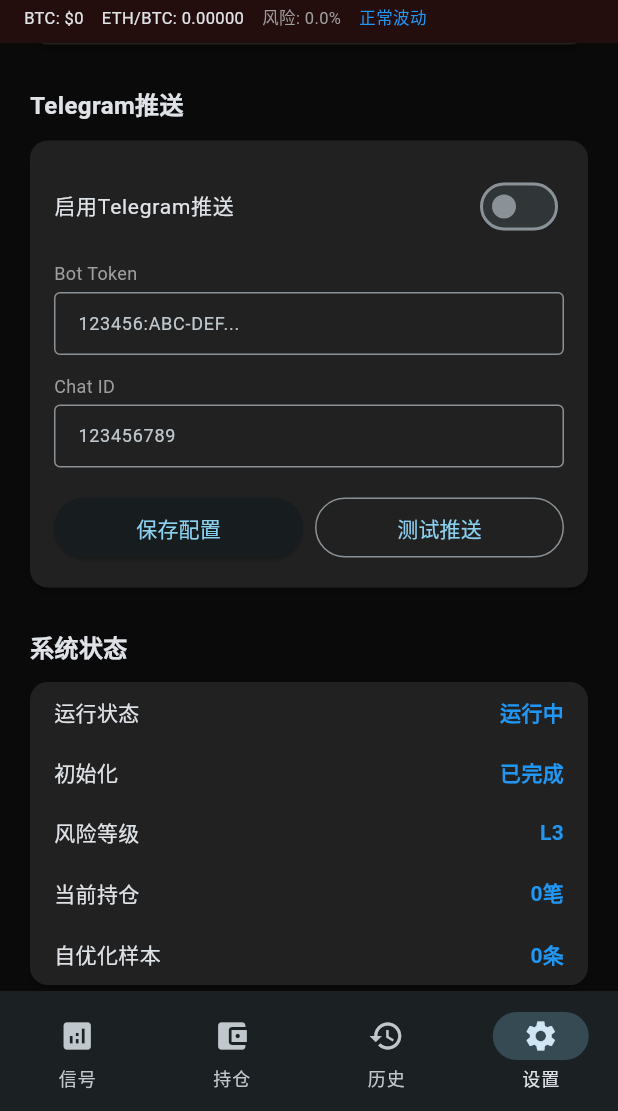
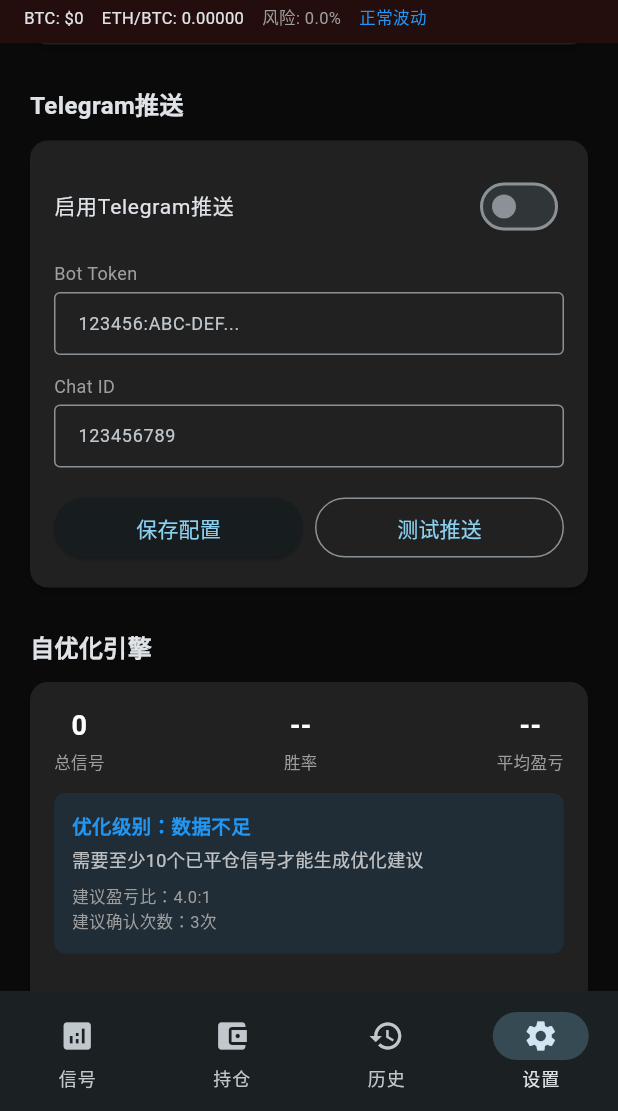
Before and after one commit to zn52wfcnw6-svg/etc-signal-app, a Flutter app: the screen it shows after launch, item 4 of the bottom bar chosen, scrolled down 1152 dp, on a phone screen of 412 x 824 dp, the part 125-1236 px from its top. Run offline on Flutter 3.47's test engine with Material 3 defaults, Android fonts, the phone set to English and light mode, and no system bars; our stand-ins replace fl_chart, hive_flutter, shared_preferences; accounts and stored records are empty; network calls fail.

Commit message:
完善: 自优化引擎-历史信号胜率统计+自动调参建议+优化级别展示

```diff
--- /dev/null
+++ b/lib/engine/adaptive/self_optimization_engine.dart
@@ -0,0 +1,213 @@
+import 'package:shared_preferences/shared_preferences.dart';
+import 'dart:convert';
+
+/// 信号结果记录
+class SignalResult {
+  final String id;
+  final String direction; // long/short
+  final double entryPrice;
+  final double stopLoss;
+  final double tp1;
+  final double tp2;
+  final int createdAt;
+  final String? result; // 'tp1', 'tp2', 'sl', 'timeout', null(未平仓)
+  final double? pnlPercent;
+
+  SignalResult({
+    required this.id,
+    required this.direction,
+    required this.entryPrice,
+    required this.stopLoss,
+    required this.tp1,
+    required this.tp2,
+    required this.createdAt,
+    this.result,
+    this.pnlPercent,
+  });
+
+  Map<String, dynamic> toJson() => {
+    'id': id,
+    'direction': direction,
+    'entryPrice': entryPrice,
+    'stopLoss': stopLoss,
+    'tp1': tp1,
+    'tp2': tp2,
+    'createdAt': createdAt,
+    'result': result,
+    'pnlPercent': pnlPercent,
+  };
+
+  factory SignalResult.fromJson(Map<String, dynamic> json) => SignalResult(
+    id: json['id'],
+    direction: json['direction'],
+    entryPrice: json['entryPrice'],
+    stopLoss: json['stopLoss'],
+    tp1: json['tp1'],
+    tp2: json['tp2'],
+    createdAt: json['createdAt'],
+    result: json['result'],
+    pnlPercent: json['pnlPercent'],
+  );
+}
+
+/// 自优化引擎
+/// S级标准：基于历史信号胜率自动调整参数阈值
+class SelfOptimizationEngine {
+  static const String _storageKey = 'signal_results';
+  static const int _maxResults = 200; // 最多保留200条记录
+
+  List<SignalResult> _results = [];
+  double _winRate = 0.0;
+  double _avgPnl = 0.0;
+  int _totalSignals = 0;
+  int _winningSignals = 0;
+
+  List<SignalResult> get results => List.unmodifiable(_results);
+  double get winRate => _winRate;
+  double get avgPnl => _avgPnl;
+  int get totalSignals => _totalSignals;
+  int get winningSignals => _winningSignals;
+
+  /// 加载历史结果
+  Future<void> loadResults() async {
+    try {
+      final prefs = await SharedPreferences.getInstance();
+      final dataStr = prefs.getString(_storageKey);
+      if (dataStr != null) {
+        final List<dynamic> data = json.decode(dataStr);
+        _results = data.map((e) => SignalResult.fromJson(e)).toList();
+        _calculateStats();
+      }
+    } catch (_) {}
+  }
+
+  /// 保存结果
+  Future<void> _saveResults() async {
+    try {
+      final prefs = await SharedPreferences.getInstance();
+      final data = _results.map((e) => e.toJson()).toList();
+      await prefs.setString(_storageKey, json.encode(data));
+    } catch (_) {}
+  }
+
+  /// 记录新信号
+  Future<void> recordSignal({
+    required String id,
+    required String direction,
+    required double entryPrice,
+    required double stopLoss,
+    required double tp1,
+    required double tp2,
+  }) async {
+    final result = SignalResult(
+      id: id,
+      direction: direction,
+      entryPrice: entryPrice,
+      stopLoss: stopLoss,
+      tp1: tp1,
+      tp2: tp2,
+      createdAt: DateTime.now().millisecondsSinceEpoch,
+    );
+    _results.insert(0, result);
+    if (_results.length > _maxResults) {
+      _results = _results.sublist(0, _maxResults);
+    }
+    await _saveResults();
+    _calculateStats();
+  }
+
+  /// 更新信号结果
+  Future<void> updateSignalResult(String id, String result, double pnlPercent) async {
+    final index = _results.indexWhere((r) => r.id == id);
+    if (index != -1) {
+      _results[index] = SignalResult(
+        id: _results[index].id,
+        direction: _results[index].direction,
+        entryPrice: _results[index].entryPrice,
+        stopLoss: _results[index].stopLoss,
+        tp1: _results[index].tp1,
+        tp2: _results[index].tp2,
+        createdAt: _results[index].createdAt,
+        result: result,
+        pnlPercent: pnlPercent,
+      );
+      await _saveResults();
+      _calculateStats();
+    }
+  }
+
+  /// 计算统计指标
+  void _calculateStats() {
+    final closed = _results.where((r) => r.result != null).toList();
+    _totalSignals = closed.length;
+    _winningSignals = closed.where((r) => r.pnlPercent != null && r.pnlPercent! > 0).length;
+    _winRate = _totalSignals > 0 ? _winningSignals / _totalSignals : 0.0;
+    final pnls = closed.where((r) => r.pnlPercent != null).map((r) => r.pnlPercent!).toList();
+    _avgPnl = pnls.isNotEmpty ? pnls.reduce((a, b) => a + b) / pnls.length : 0.0;
+  }
+
+  /// 获取优化建议
+  OptimizationSuggestion getSuggestion() {
+    if (_totalSignals < 10) {
+      return OptimizationSuggestion(
+        level: '数据不足',
+        message: '需要至少10个已平仓信号才能生成优化建议',
+        suggestedMinRiskReward: 4.0,
+        suggestedConfirmationCount: 3,
+      );
+    }
+
+    // 胜率低于40%：提高盈亏比要求，增加确认次数
+    if (_winRate < 0.4) {
+      return OptimizationSuggestion(
+        level: '保守优化',
+        message: '胜率${(_winRate*100).toStringAsFixed(1)}%偏低，建议提高盈亏比要求和确认次数',
+        suggestedMinRiskReward: 5.0,
+        suggestedConfirmationCount: 4,
+      );
+    }
+
+    // 胜率40-55%：保持标准
+    if (_winRate < 0.55) {
+      return OptimizationSuggestion(
+        level: '标准配置',
+        message: '胜率${(_winRate*100).toStringAsFixed(1)}%正常，保持标准参数',
+        suggestedMinRiskReward: 4.0,
+        suggestedConfirmationCount: 3,
+      );
+    }
+
+    // 胜率高于55%：可以适当降低要求，增加信号频率
+    return OptimizationSuggestion(
+      level: '激进优化',
+      message: '胜率${(_winRate*100).toStringAsFixed(1)}%较高，可适当降低盈亏比要求，增加信号频率',
+      suggestedMinRiskReward: 3.0,
+      suggestedConfirmationCount: 2,
+    );
+  }
+
+  /// 清除所有记录
+  Future<void> clearAll() async {
+    _results = [];
+    _winRate = 0;
+    _avgPnl = 0;
+    _totalSignals = 0;
+    _winningSignals = 0;
+    await _saveResults();
+  }
+}
+
+/// 优化建议
+class OptimizationSuggestion {
+  final String level;
+  final String message;
+  final double suggestedMinRiskReward;
+  final int suggestedConfirmationCount;
+
+  OptimizationSuggestion({
+    required this.level,
+    required this.message,
+    required this.suggestedMinRiskReward,
+    required this.suggestedConfirmationCount,
+  });
+}
--- a/lib/screens/settings_page.dart
+++ b/lib/screens/settings_page.dart
@@ -3,6 +3,7 @@
 import '../config/app_state.dart';
 import '../utils/constants.dart';
 import '../services/telegram_push_service.dart';
+import '../engine/adaptive/self_optimization_engine.dart';
 
 class SettingsPage extends StatefulWidget {
   const SettingsPage({super.key});
@@ -18,6 +19,8 @@
   final TelegramPushService _telegramService = TelegramPushService();
   bool _telegramEnabled = false;
   bool _testingTelegram = false;
+  final SelfOptimizationEngine _optimizationEngine = SelfOptimizationEngine();
+  bool _optimizationLoaded = false;
 
   @override
   void initState() {
@@ -26,6 +29,7 @@
       final app = context.read<AppState>();
       _balanceController.text = app.accountBalance.toStringAsFixed(2);
       _loadTelegramConfig();
+      _loadOptimizationData();
     });
   }
 
@@ -36,6 +40,11 @@
       _chatIdController.text = _telegramService.chatId ?? '';
       _telegramEnabled = _telegramService.enabled;
     });
+  }
+
+  Future<void> _loadOptimizationData() async {
+    await _optimizationEngine.loadResults();
+    setState(() => _optimizationLoaded = true);
   }
 
   @override
@@ -233,6 +242,61 @@
             ),
 
             const SizedBox(height: 24),
+            _sectionTitle('自优化引擎'),
+            Card(
+              child: Padding(
+                padding: const EdgeInsets.all(16),
+                child: _optimizationLoaded
+                    ? Column(
+                        crossAxisAlignment: CrossAxisAlignment.start,
+                        children: [
+                          Row(
+                            mainAxisAlignment: MainAxisAlignment.spaceBetween,
+                            children: [
+                              _statItem('总信号', '${_optimizationEngine.totalSignals}'),
+                              _statItem('胜率', _optimizationEngine.winRate > 0 ? '${(_optimizationEngine.winRate*100).toStringAsFixed(1)}%' : '--'),
+                              _statItem('平均盈亏', _optimizationEngine.avgPnl != 0 ? '${(_optimizationEngine.avgPnl*100).toStringAsFixed(2)}%' : '--'),
+                            ],
+                          ),
+                          const SizedBox(height: 12),
+                          Container(
+                            width: double.infinity,
+                            padding: const EdgeInsets.all(12),
+                            decoration: BoxDecoration(
+                              color: Colors.blue.withOpacity(0.1),
+                              borderRadius: BorderRadius.circular(8),
+                            ),
+                            child: Column(
+                              crossAxisAlignment: CrossAxisAlignment.start,
+                              children: [
+                                Text('优化级别：${_optimizationEngine.getSuggestion().level}',
+                                    style: const TextStyle(fontSize: 13, fontWeight: FontWeight.bold, color: Colors.blue)),
+                                const SizedBox(height: 4),
+                                Text(_optimizationEngine.getSuggestion().message,
+                                    style: const TextStyle(fontSize: 12, color: Colors.white70)),
+                                const SizedBox(height: 8),
+                                Text('建议盈亏比：${_optimizationEngine.getSuggestion().suggestedMinRiskReward.toStringAsFixed(1)}:1',
+                                    style: const TextStyle(fontSize: 11, color: Colors.grey)),
+                                Text('建议确认次数：${_optimizationEngine.getSuggestion().suggestedConfirmationCount}次',
+                                    style: const TextStyle(fontSize: 11, color: Colors.grey)),
+                              ],
+                            ),
+                          ),
+                          const SizedBox(height: 12),
+                          TextButton(
+                            child: const Text('清除历史记录', style: TextStyle(color: Colors.red, fontSize: 12)),
+                            onPressed: () async {
+                              await _optimizationEngine.clearAll();
+                              setState(() {});
+                            },
+                          ),
+                        ],
+                      )
+                    : const Center(child: CircularProgressIndicator()),
+              ),
+            ),
+
+            const SizedBox(height: 24),
             _sectionTitle('系统状态'),
             Card(
               child: Column(
@@ -282,6 +346,16 @@
     );
   }
 
+  Widget _statItem(String label, String value) {
+    return Column(
+      children: [
+        Text(value, style: const TextStyle(fontSize: 18, fontWeight: FontWeight.bold, color: Colors.white)),
+        const SizedBox(height: 4),
+        Text(label, style: const TextStyle(fontSize: 11, color: Colors.grey)),
+      ],
+    );
+  }
+
   Widget _riskButton(String label, bool isActive, VoidCallback onTap) {
     return GestureDetector(
       onTap: onTap,
```
